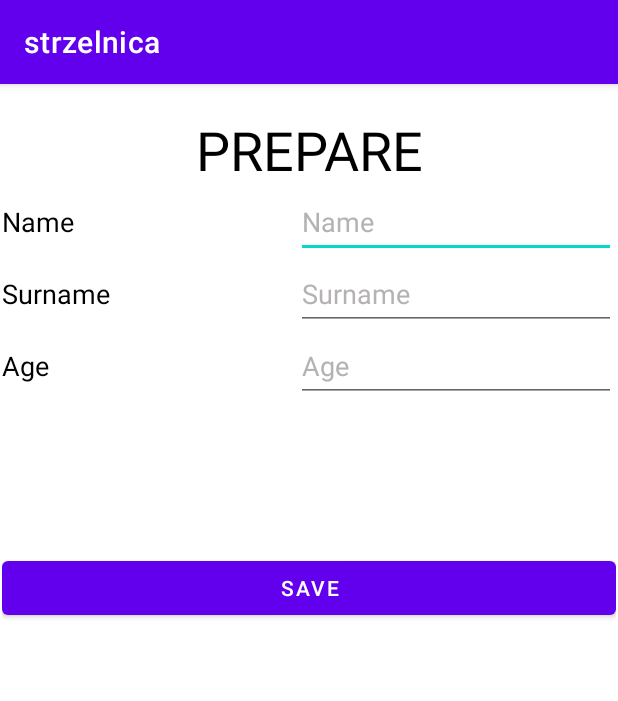
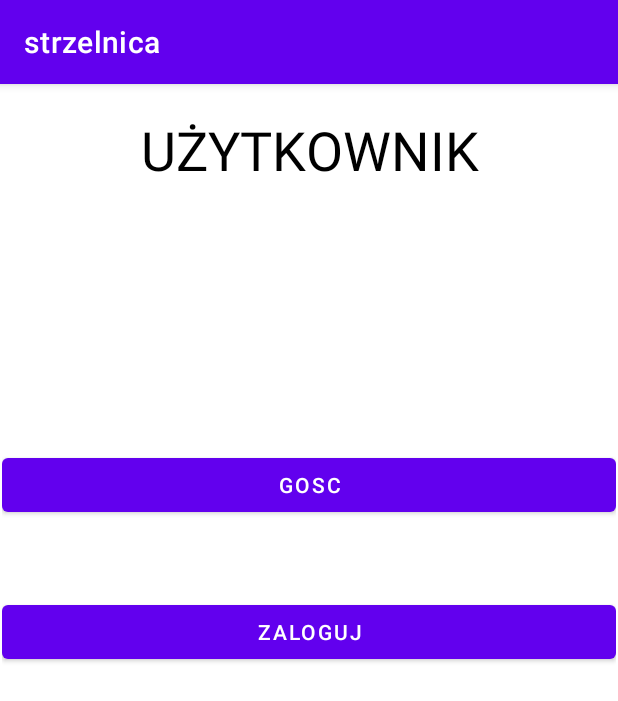
Before and after one commit to wolskitomasz/Engineerka, an Android app: the screen it shows after launch (ActivityStart before the commit, ActivityUser after it), after a tap on "START", on a phone screen of 412 x 824 dp. Shown: the top 701 px of the screen. Run offline under Robolectric (Android 15) with nearby library versions, the phone set to English and light mode, and no system bars.

Commit message:
Utworzenie ActivityUser (wybór gry - gość / zaloguj); Dodanie startu gry.

```diff
--- a/app/src/main/AndroidManifest.xml
+++ b/app/src/main/AndroidManifest.xml
@@ -16,6 +16,9 @@
         android:supportsRtl="true"
         android:theme="@style/Theme.Strzelnica"
         tools:targetApi="31">
+        <activity
+            android:name=".ActivityUser"
+            android:exported="false" />
         <activity
             android:name=".ActivityPrepare"
             android:exported="false" />
--- a/app/src/main/java/com/example/strzelnica/ActivityPrepare.java
+++ b/app/src/main/java/com/example/strzelnica/ActivityPrepare.java
@@ -109,7 +109,7 @@ public class ActivityPrepare extends AppCompatActivity {
         buttonStartGame.setOnClickListener(new View.OnClickListener() {
             @Override
             public void onClick(View view) {
-
+                startActivity(new Intent(ActivityPrepare.this, ActivityCameraSettings.class));
             }
         });
 
--- /dev/null
+++ b/app/src/main/java/com/example/strzelnica/ActivityUser.java
@@ -0,0 +1,36 @@
+package com.example.strzelnica;
+
+import androidx.appcompat.app.AppCompatActivity;
+
+import android.content.Intent;
+import android.os.Bundle;
+import android.view.View;
+import android.widget.Button;
+import android.widget.Toast;
+
+public class ActivityUser extends AppCompatActivity {
+
+    @Override
+    protected void onCreate(Bundle savedInstanceState) {
+        super.onCreate(savedInstanceState);
+        setContentView(R.layout.activity_user);
+
+        Button buttonGuest = findViewById(R.id.buttonGuest);
+        Button buttonLogin = findViewById(R.id.buttonLogin);
+
+        buttonGuest.setOnClickListener(new View.OnClickListener() {
+            @Override
+            public void onClick(View view) {
+                startActivity(new Intent(ActivityUser.this, ActivityStart.class));
+            }
+        });
+
+        buttonLogin.setOnClickListener(new View.OnClickListener() {
+            @Override
+            public void onClick(View view) {
+                Toast.makeText(getApplicationContext(),"DO ZOBACZENIA WKRÓTCE", Toast.LENGTH_LONG).show();
+            }
+        });
+
+    }
+}
--- a/app/src/main/java/com/example/strzelnica/MainActivity.java
+++ b/app/src/main/java/com/example/strzelnica/MainActivity.java
@@ -67,7 +67,7 @@ public class MainActivity extends AppCompatActivity {
         buttonStart.setOnClickListener(new View.OnClickListener() {
             @Override
             public void onClick(View view) {
-                startActivity(new Intent(MainActivity.this, ActivityStart.class));
+                startActivity(new Intent(MainActivity.this, ActivityUser.class));
             }
         });
         buttonHistory.setOnClickListener(new View.OnClickListener() {
--- /dev/null
+++ b/app/src/main/res/layout/activity_user.xml
@@ -0,0 +1,45 @@
+<?xml version="1.0" encoding="utf-8"?>
+<androidx.constraintlayout.widget.ConstraintLayout xmlns:android="http://schemas.android.com/apk/res/android"
+    xmlns:app="http://schemas.android.com/apk/res-auto"
+    xmlns:tools="http://schemas.android.com/tools"
+    android:layout_width="match_parent"
+    android:layout_height="match_parent"
+    tools:context=".ActivityUser">
+
+    <LinearLayout
+        android:layout_width="409dp"
+        android:layout_height="729dp"
+        android:layout_marginStart="1dp"
+        android:layout_marginTop="1dp"
+        android:layout_marginEnd="1dp"
+        android:layout_marginBottom="1dp"
+        android:orientation="vertical"
+        app:layout_constraintBottom_toBottomOf="parent"
+        app:layout_constraintEnd_toEndOf="parent"
+        app:layout_constraintStart_toStartOf="parent"
+        app:layout_constraintTop_toTopOf="parent">
+
+        <TextView
+            android:id="@+id/textView"
+            android:layout_width="match_parent"
+            android:layout_height="wrap_content"
+            android:gravity="center"
+            android:text="UŻYTKOWNIK"
+            android:textColor="#000000"
+            android:textSize="36sp" />
+
+        <Button
+            android:id="@+id/buttonGuest"
+            android:layout_width="match_parent"
+            android:layout_height="wrap_content"
+            android:layout_marginTop="175sp"
+            android:layout_marginBottom="50sp"
+            android:text="GOSC" />
+
+        <Button
+            android:id="@+id/buttonLogin"
+            android:layout_width="match_parent"
+            android:layout_height="wrap_content"
+            android:text="ZALOGUJ" />
+    </LinearLayout>
+</androidx.constraintlayout.widget.ConstraintLayout>
```
Also changed, not shown: app/src/main/java/com/example/strzelnica/ActivityCameraSettings.java (+54 -2 lines), app/src/main/res/layout/activity_camerasettings.xml (+34 -7 lines).
